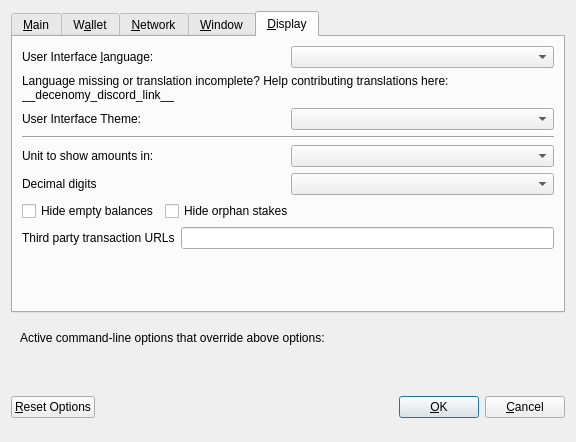
Above: src/qt/forms/optionsdialog.ui from decenomy/DSW before the change. Below: the same form after it.
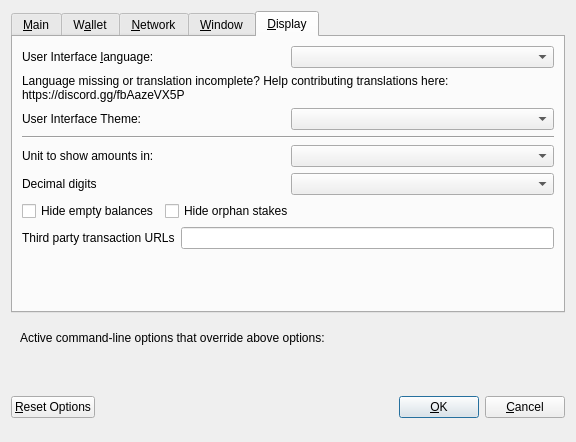
That is the form after the change. The open tabs and pages were chosen to show the change. Custom widgets are drawn as their Qt base class.

Commit message: Added Discord link

What changed in the file:
```diff
--- a/src/qt/forms/optionsdialog.ui
+++ b/src/qt/forms/optionsdialog.ui
@@ -533,7 +533,7 @@
          </property>
          <property name="text">
           <string>Language missing or translation incomplete? Help contributing translations here:
-__decenomy_discord_link__</string>
+https://discord.gg/fbAazeVX5P</string>
          </property>
          <property name="wordWrap">
           <bool>true</bool>
```
The commit also changes 19 other files.
